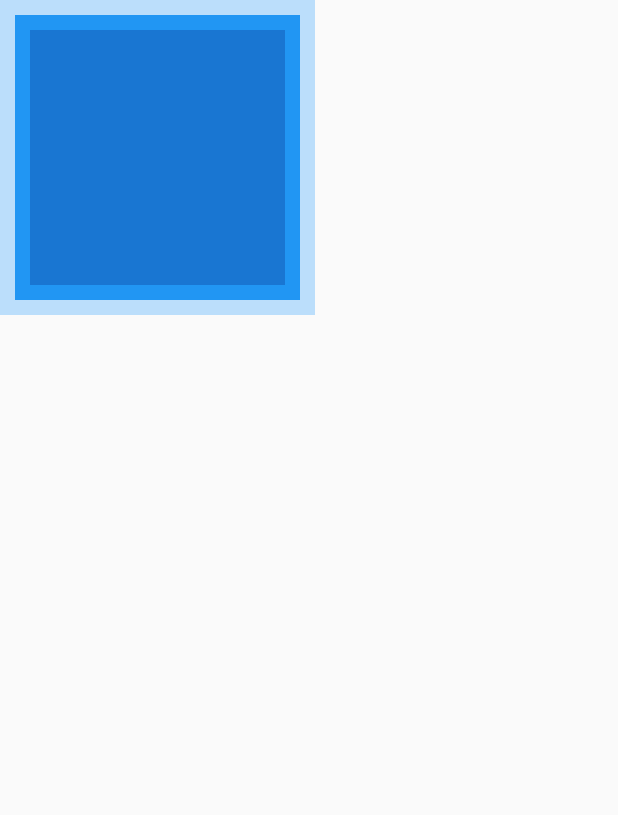
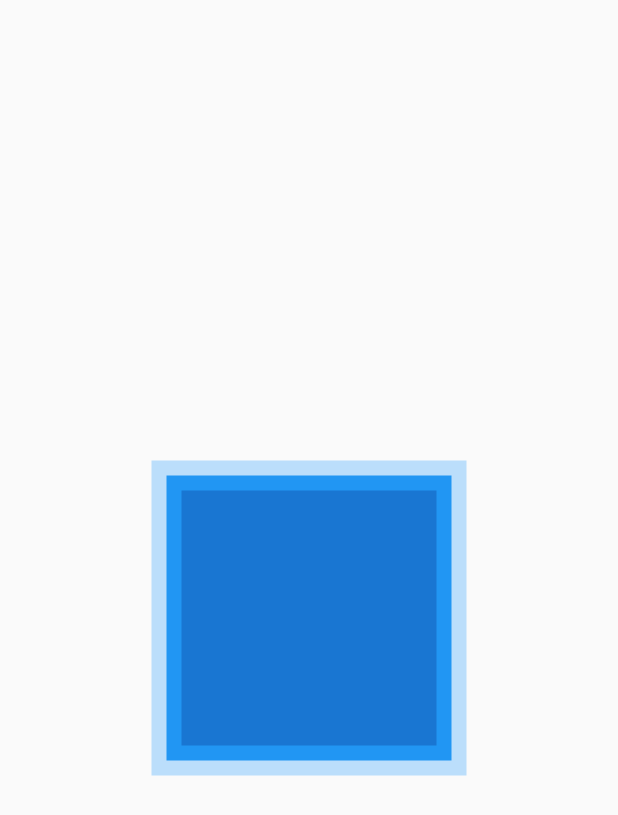
Before and after one commit to dylan-cm/stretchui, a Flutter app: the screen it shows after launch, on a phone screen of 412 x 824 dp. Shown: the top 815 px of the screen. Run offline on Flutter 3.47's test engine with Material 2 defaults, Android fonts, the phone set to English and light mode, and no system bars.

Commit message:
moved stertchybox to its own class

```diff
--- a/lib/main.dart
+++ b/lib/main.dart
@@ -19,8 +19,34 @@ class _MyAppState extends State<MyApp> {
   @override
   Widget build(BuildContext context) {
     return MaterialApp(
-      home: Scaffold(
-        body: Container(
+      home: Scaffold( //TODO: move to artboard screen file
+        body: Center(
+          child: StretchyBox(
+            extPadding:extPadding,
+            intPadding:intPadding,
+            width: width,
+            height: height,
+          ),
+        )
+      )
+    );
+  }
+}
+
+class StretchyBox extends StatelessWidget{
+  final double extPadding, intPadding, width, height;
+  //TODO: add in parent widget with abstract class to pass in gesture detector
+  //TODO: add in suppport for passing a child like an image, video, or button
+  StretchyBox({
+    this.extPadding:0,
+    this.intPadding:0,
+    this.width:100,
+    this.height:100
+  });
+
+  @override
+  Widget build(BuildContext context) {
+    return Container(
       alignment: AlignmentDirectional.center,
       color: Theme.of(context).primaryColorLight,
       padding: EdgeInsets.all(extPadding),
@@ -40,10 +66,6 @@ class _MyAppState extends State<MyApp> {
           height: height-intPadding,
         )
       ),
-        ),
-      )
     );
   }
 }
-
-// class StretchyBox(double extPadding, intPadding, width, height){}
```
Lines whose indentation alone changed are shown as unchanged.
